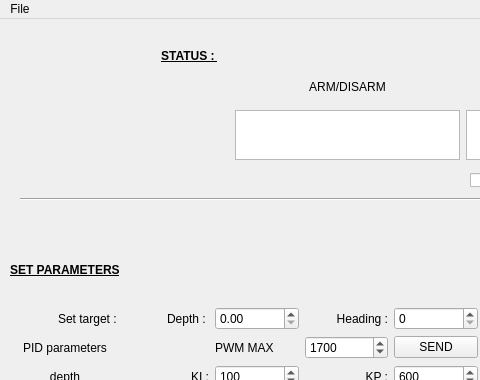
Above: src/interface/BlueRov2.ui from cyrilcotsaftis/bluerov_ros_playground before the change; both pictures show x 0 to 480 and y 0 to 380 of the 1212 by 639 pixel window. Below: the same form after it.
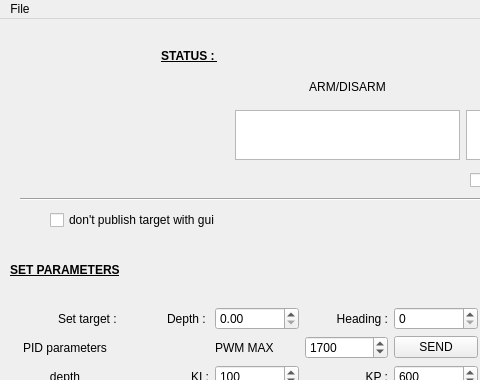
That is the form after the change.

Commit message: modification pour la mission square.py

What changed in the file:
```diff
--- a/src/interface/BlueRov2.ui
+++ b/src/interface/BlueRov2.ui
@@ -1172,6 +1172,19 @@
      <string>enable AUTOMATIC control</string>
     </property>
    </widget>
+   <widget class="QCheckBox" name="checkBox_forbid_publish_target">
+    <property name="geometry">
+     <rect>
+      <x>50</x>
+      <y>190</y>
+      <width>241</width>
+      <height>22</height>
+     </rect>
+    </property>
+    <property name="text">
+     <string>don't publish target with gui</string>
+    </property>
+   </widget>
   </widget>
   <widget class="QMenuBar" name="menubar">
    <property name="geometry">
```
Left out of the diff: 8 changed lines with no effect on the pictures. The commit also changes 1 other file.
